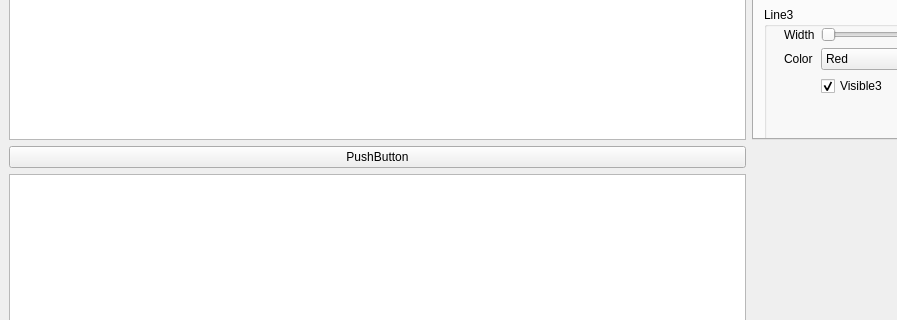
This is Software_project/junior_gui/Mainwindow.ui in fanghaow/Srtp_project as Qt 5 draws it before an edit; both pictures show x 0 to 897 and y 377 to 697 of the 1012 by 813 pixel window. The edited form follows.
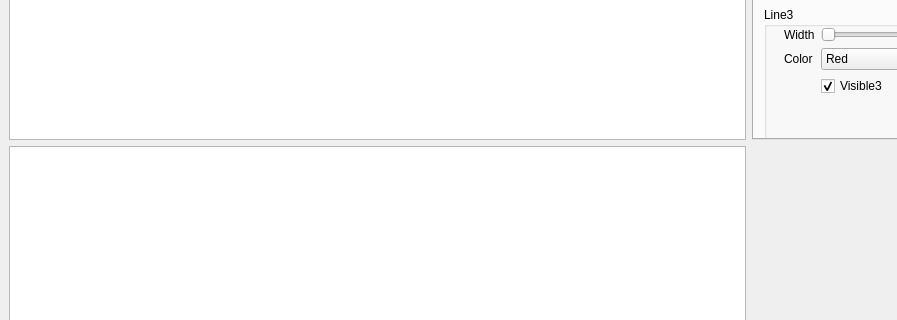
This is the edited form.

What changed in the file:
```diff
--- a/Software_project/junior_gui/Mainwindow.ui
+++ b/Software_project/junior_gui/Mainwindow.ui
@@ -611,14 +611,10 @@
      </widget>
     </item>
     <item row="2" column="0">
-     <widget class="QTextEdit" name="textEdit"/>
+     <layout class="QVBoxLayout" name="verticalLayout"/>
     </item>
     <item row="1" column="0">
-     <widget class="QPushButton" name="pushButton_2">
-      <property name="text">
-       <string>PushButton</string>
-      </property>
-     </widget>
+     <widget class="QTextEdit" name="textEdit"/>
     </item>
    </layout>
   </widget>
```
Left out of the diff: 5 changed lines with no effect on the pictures.
